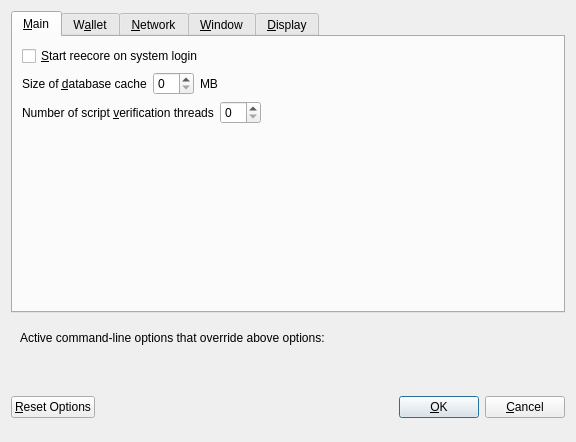
First picture: the form in src/qt/forms/optionsdialog.ui, repository supertref/Reex, before the edit.
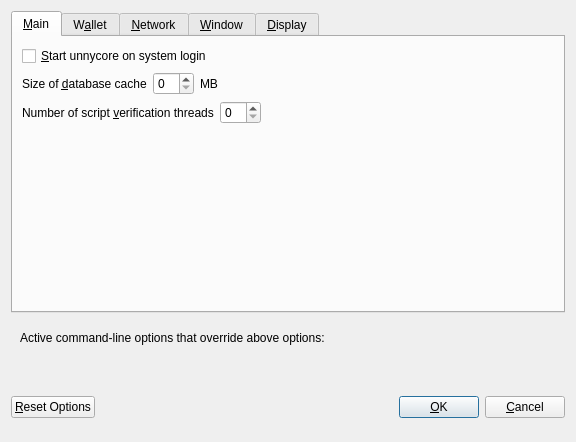
Second picture: the form after the edit. Custom widgets are drawn as their Qt base class.

```diff
--- a/src/qt/forms/optionsdialog.ui
+++ b/src/qt/forms/optionsdialog.ui
@@ -33,7 +33,7 @@
           <string>Automatically start reecore after logging in to the system.</string>
          </property>
          <property name="text">
-          <string>&amp;Start reecore on system login</string>
+          <string>&amp;Start unnycore on system login</string>
          </property>
         </widget>
        </item>
```
Left out of the diff: 8 changed lines with no effect on the pictures.
